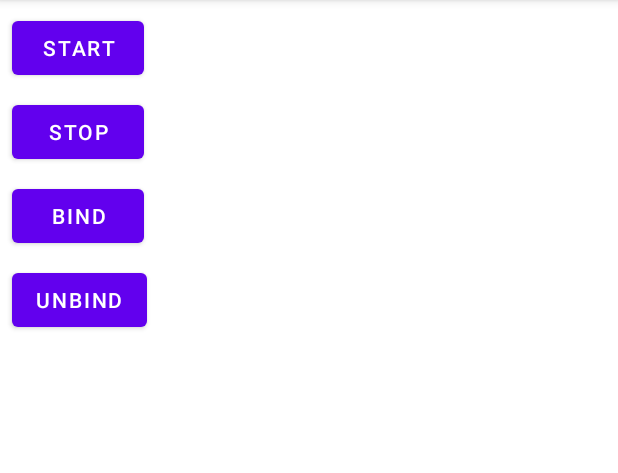
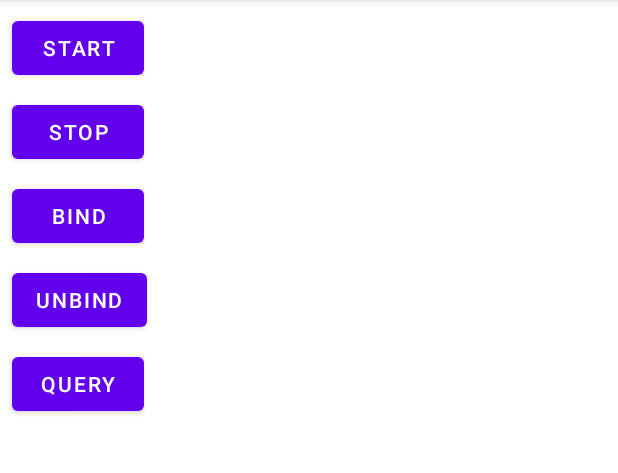
Before and after one commit to ipipip1735/orhanobut-logger, an Android app: the screen it shows after launch (MainActivity), on a phone screen of 412 x 824 dp, the part 84-557 px from its top. Run offline under Robolectric (Android 15) with nearby library versions, the phone set to English and light mode, and no system bars; libraries missing offline, so code that uses them is left out: com.orhanobut.logger.

```diff
--- a/app/src/main/res/layout/activity_main.xml
+++ b/app/src/main/res/layout/activity_main.xml
@@ -50,4 +50,15 @@
         app:layout_constraintStart_toStartOf="parent"
         app:layout_constraintTop_toBottomOf="@+id/button3" />
 
+    <Button
+        android:id="@+id/button5"
+        android:layout_width="wrap_content"
+        android:layout_height="wrap_content"
+        android:layout_marginStart="8dp"
+        android:layout_marginTop="8dp"
+        android:text="query"
+        android:onClick="query"
+        app:layout_constraintStart_toStartOf="parent"
+        app:layout_constraintTop_toBottomOf="@+id/button4" />
+
 </androidx.constraintlayout.widget.ConstraintLayout>
```
Also changed, not shown: app/src/main/java/mine/orhanobut/MainActivity.java (+27 -1 lines).
